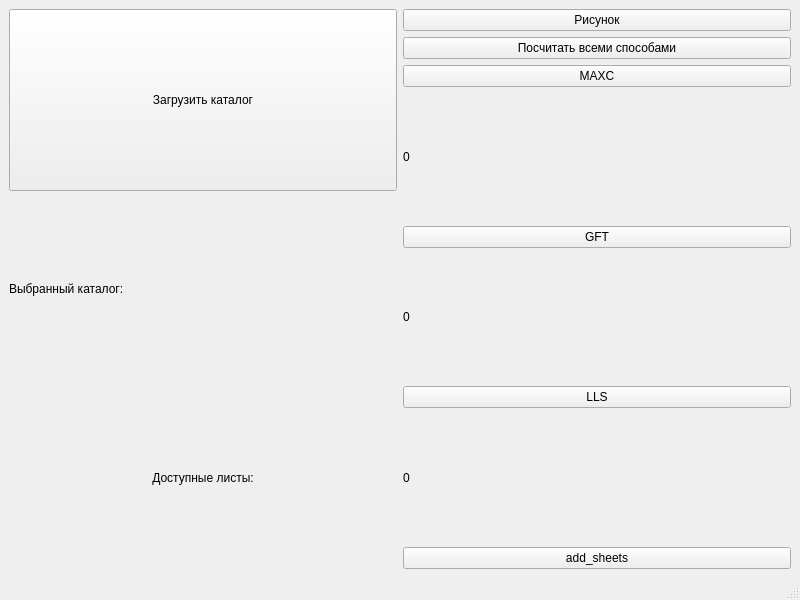
Qt form GUI/predst.ui (Piskanaft/Magnitude-of-Completeness) before a commit.
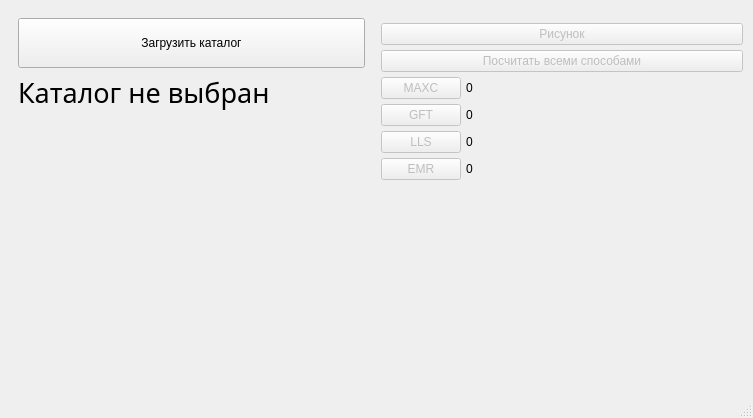
The same form after that commit.

Commit message: EMR,messages in labels, styles

Patch:
```diff
--- a/GUI/predst.ui
+++ b/GUI/predst.ui
@@ -6,24 +6,207 @@
    <rect>
     <x>0</x>
     <y>0</y>
-    <width>800</width>
-    <height>600</height>
+    <width>753</width>
+    <height>418</height>
    </rect>
   </property>
+  <property name="minimumSize">
+   <size>
+    <width>0</width>
+    <height>0</height>
+   </size>
+  </property>
+  <property name="maximumSize">
+   <size>
+    <width>99999</width>
+    <height>99999</height>
+   </size>
+  </property>
+  <property name="baseSize">
+   <size>
+    <width>0</width>
+    <height>0</height>
+   </size>
+  </property>
   <property name="windowTitle">
    <string>MainWindow</string>
   </property>
+  <property name="styleSheet">
+   <string notr="true">/*QLabel {
+font-size: 20px;
+font-family: consolas;
+}</string>
+  </property>
   <widget class="QWidget" name="centralwidget">
+   <property name="minimumSize">
+    <size>
+     <width>0</width>
+     <height>0</height>
+    </size>
+   </property>
    <layout class="QGridLayout" name="gridLayout_2">
     <item row="0" column="0">
-     <layout class="QGridLayout" name="gridLayout">
-      <item row="0" column="2">
+     <layout class="QHBoxLayout" name="horizontalLayout">
+      <item alignment="Qt::AlignTop">
+       <widget class="QWidget" name="LeftMenu" native="true">
        <layout class="QVBoxLayout" name="verticalLayout">
+         <item>
+          <widget class="QPushButton" name="load_file_button">
+           <property name="sizePolicy">
+            <sizepolicy hsizetype="Preferred" vsizetype="Minimum">
+             <horstretch>0</horstretch>
+             <verstretch>0</verstretch>
+            </sizepolicy>
+           </property>
+           <property name="minimumSize">
+            <size>
+             <width>0</width>
+             <height>50</height>
+            </size>
+           </property>
+           <property name="maximumSize">
+            <size>
+             <width>99999</width>
+             <height>70</height>
+            </size>
+           </property>
+           <property name="text">
+            <string>Загрузить каталог</string>
+           </property>
+          </widget>
+         </item>
+         <item>
+          <widget class="QLabel" name="chosen_catalog_label">
+           <property name="sizePolicy">
+            <sizepolicy hsizetype="Preferred" vsizetype="Maximum">
+             <horstretch>0</horstretch>
+             <verstretch>0</verstretch>
+            </sizepolicy>
+           </property>
+           <property name="font">
+            <font>
+             <family>Bahnschrift Condensed</family>
+             <pointsize>20</pointsize>
+             <weight>50</weight>
+             <italic>false</italic>
+             <bold>false</bold>
+             <stylestrategy>PreferDefault</stylestrategy>
+             <kerning>true</kerning>
+            </font>
+           </property>
+           <property name="text">
+            <string>Каталог не выбран</string>
+           </property>
+           <property name="alignment">
+            <set>Qt::AlignLeading|Qt::AlignLeft|Qt::AlignTop</set>
+           </property>
+           <property name="wordWrap">
+            <bool>true</bool>
+           </property>
+          </widget>
+         </item>
+         <item>
+          <widget class="QLabel" name="available_sheets_label">
+           <property name="enabled">
+            <bool>true</bool>
+           </property>
+           <property name="sizePolicy">
+            <sizepolicy hsizetype="Minimum" vsizetype="Maximum">
+             <horstretch>0</horstretch>
+             <verstretch>0</verstretch>
+            </sizepolicy>
+           </property>
+           <property name="font">
+            <font>
+             <family>Consolas</family>
+             <pointsize>10</pointsize>
+             <weight>75</weight>
+             <bold>true</bold>
+            </font>
+           </property>
+           <property name="text">
+            <string/>
+           </property>
+           <property name="alignment">
+            <set>Qt::AlignLeading|Qt::AlignLeft|Qt::AlignVCenter</set>
+           </property>
+          </widget>
+         </item>
+         <item>
+          <layout class="QVBoxLayout" name="sheets_layout"/>
+         </item>
+        </layout>
+       </widget>
+      </item>
+      <item alignment="Qt::AlignTop">
+       <widget class="QWidget" name="RightMenu" native="true">
+        <layout class="QVBoxLayout" name="RightMenuLayout">
+         <property name="spacing">
+          <number>5</number>
+         </property>
         <property name="sizeConstraint">
          <enum>QLayout::SetDefaultConstraint</enum>
         </property>
+         <property name="leftMargin">
+          <number>1</number>
+         </property>
+         <property name="rightMargin">
+          <number>1</number>
+         </property>
+         <property name="bottomMargin">
+          <number>1</number>
+         </property>
         <item>
+          <widget class="QLabel" name="chosen_sheet_status">
+           <property name="enabled">
+            <bool>true</bool>
+           </property>
+           <property name="sizePolicy">
+            <sizepolicy hsizetype="Minimum" vsizetype="Ignored">
+             <horstretch>0</horstretch>
+             <verstretch>0</verstretch>
+            </sizepolicy>
+           </property>
+           <property name="minimumSize">
+            <size>
+             <width>0</width>
+             <height>0</height>
+            </size>
+           </property>
+           <property name="maximumSize">
+            <size>
+             <width>16777215</width>
+             <height>23</height>
+            </size>
+           </property>
+           <property name="font">
+            <font>
+             <family>consolas</family>
+             <pointsize>6</pointsize>
+            </font>
+           </property>
+           <property name="text">
+            <string/>
+           </property>
+           <property name="alignment">
+            <set>Qt::AlignLeading|Qt::AlignLeft|Qt::AlignTop</set>
+           </property>
+           <property name="wordWrap">
+            <bool>true</bool>
+           </property>
+          </widget>
+         </item>
+         <item alignment="Qt::AlignTop">
          <widget class="QPushButton" name="show_graph_button">
+           <property name="enabled">
+            <bool>false</bool>
+           </property>
+           <property name="sizePolicy">
+            <sizepolicy hsizetype="Preferred" vsizetype="Preferred">
+             <horstretch>0</horstretch>
+             <verstretch>0</verstretch>
+            </sizepolicy>
+           </property>
           <property name="text">
            <string>Рисунок</string>
           </property>
@@ -31,110 +214,88 @@
         </item>
         <item>
          <widget class="QPushButton" name="calculate_all_methods_button">
+           <property name="enabled">
+            <bool>false</bool>
+           </property>
           <property name="text">
            <string>Посчитать всеми способами</string>
           </property>
          </widget>
         </item>
         <item>
+          <layout class="QFormLayout" name="formLayout">
+           <item row="0" column="0">
          <widget class="QPushButton" name="calculate_maxc_button">
+             <property name="enabled">
+              <bool>false</bool>
+             </property>
           <property name="text">
            <string>MAXC</string>
           </property>
          </widget>
         </item>
-        <item>
+           <item row="0" column="1">
          <widget class="QLabel" name="calculate_maxc_label">
           <property name="text">
            <string>0</string>
           </property>
          </widget>
         </item>
-        <item>
+           <item row="1" column="0">
          <widget class="QPushButton" name="calculate_gft_button">
+             <property name="enabled">
+              <bool>false</bool>
+             </property>
           <property name="text">
            <string>GFT</string>
           </property>
          </widget>
         </item>
-        <item>
+           <item row="1" column="1">
          <widget class="QLabel" name="calculate_gft_label">
           <property name="text">
            <string>0</string>
           </property>
          </widget>
         </item>
-        <item>
+           <item row="2" column="0">
          <widget class="QPushButton" name="calculate_lls_button">
+             <property name="enabled">
+              <bool>false</bool>
+             </property>
           <property name="text">
            <string>LLS</string>
           </property>
          </widget>
         </item>
-        <item>
+           <item row="2" column="1">
          <widget class="QLabel" name="calculate_lls_label">
           <property name="text">
            <string>0</string>
           </property>
          </widget>
         </item>
-        <item>
-         <widget class="QPushButton" name="pushButton_6">
-          <property name="text">
-           <string>add_sheets</string>
-          </property>
-         </widget>
-        </item>
-       </layout>
-      </item>
-      <item row="0" column="0">
-       <layout class="QVBoxLayout" name="verticalLayout_2" stretch="0,0,0,0">
-        <property name="spacing">
-         <number>7</number>
-        </property>
-        <item>
-         <widget class="QPushButton" name="load_file_button">
-          <property name="sizePolicy">
-           <sizepolicy hsizetype="Preferred" vsizetype="Preferred">
-            <horstretch>0</horstretch>
-            <verstretch>0</verstretch>
-           </sizepolicy>
-          </property>
+           <item row="3" column="0">
+            <widget class="QPushButton" name="calculate_emr_button">
+             <property name="enabled">
+              <bool>false</bool>
+             </property>
           <property name="text">
-           <string>Загрузить каталог</string>
+              <string>EMR</string>
           </property>
          </widget>
         </item>
-        <item>
-         <widget class="QLabel" name="chosen_catalog_label">
-          <property name="sizePolicy">
-           <sizepolicy hsizetype="Preferred" vsizetype="Preferred">
-            <horstretch>0</horstretch>
-            <verstretch>0</verstretch>
-           </sizepolicy>
-          </property>
+           <item row="3" column="1">
+            <widget class="QLabel" name="calculate_emr_label">
           <property name="text">
-           <string>Выбранный каталог: </string>
-          </property>
-          <property name="alignment">
-           <set>Qt::AlignLeading|Qt::AlignLeft|Qt::AlignVCenter</set>
-          </property>
-         </widget>
-        </item>
-        <item>
-         <widget class="QLabel" name="label">
-          <property name="text">
-           <string>Доступные листы:</string>
-          </property>
-          <property name="alignment">
-           <set>Qt::AlignCenter</set>
-          </property>
-         </widget>
-        </item>
-        <item>
-         <layout class="QVBoxLayout" name="sheets_layout"/>
-        </item>
-       </layout>
+              <string>0</string>
+             </property>
+            </widget>
+           </item>
+          </layout>
+         </item>
+        </layout>
+       </widget>
       </item>
      </layout>
     </item>
```
Left out of the diff: 5 changed lines with no effect on the pictures. Lines whose indentation alone changed are shown as unchanged. The commit also changes 4 other files.
